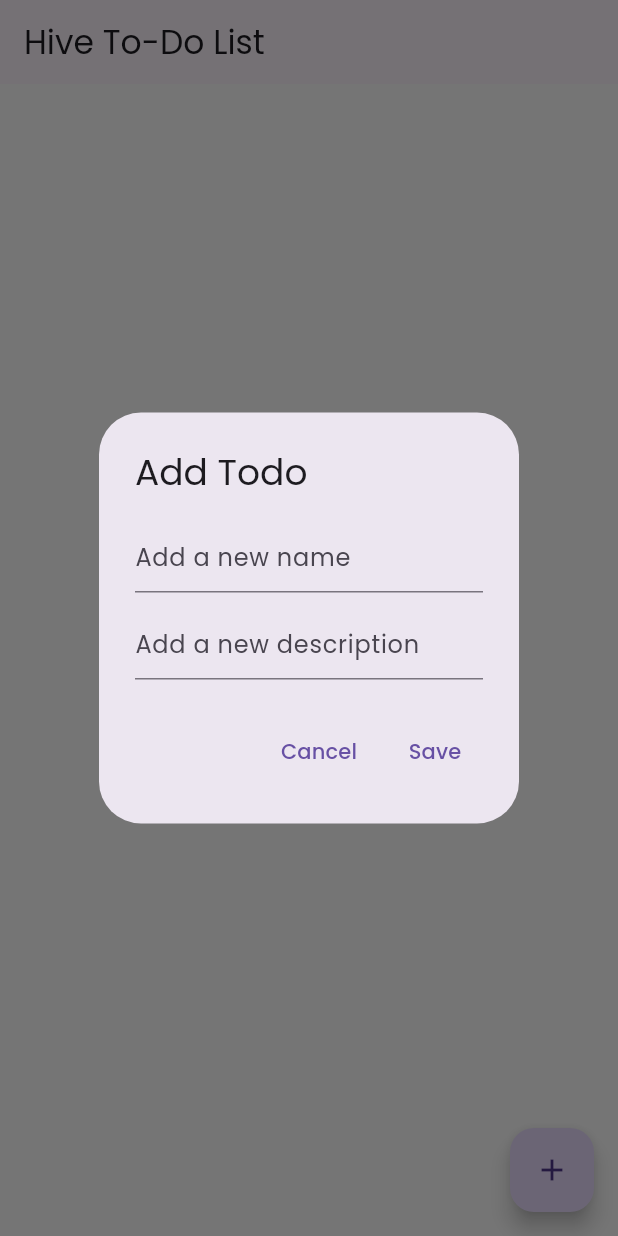
After one commit to Hisamat7/EventManagement, a Flutter app: the TodoHiveHome screen opened directly, after a tap on the "add" icon, on a phone screen of 412 x 824 dp. The commit adds this screen. Run offline on Flutter 3.47's test engine with Material 3 defaults, Android fonts, the phone set to English and light mode, and no system bars; our stand-ins replace cloud_firestore, firebase_auth, firebase_core, flutter_screenutil, google_sign_in, hive_flutter; accounts and stored records are empty; network calls fail.

Commit message:
HIVE DB DONE

```diff
--- /dev/null
+++ b/lib/TodoSample/src/views/SplashScreenTs.dart
@@ -0,0 +1,32 @@
+import 'package:firebase_auth/firebase_auth.dart';
+import 'package:firebaselearning/TodoSample/src/views/HomePageTs.dart';
+import 'package:firebaselearning/TodoSample/src/views/LoginPageTs.dart';
+import 'package:flutter/material.dart';
+
+class SplashScreenTs extends StatefulWidget {
+  const SplashScreenTs({super.key});
+
+  @override
+  State<SplashScreenTs> createState() => _SplashScreenTsState();
+}
+
+class _SplashScreenTsState extends State<SplashScreenTs> {
+  final auth =FirebaseAuth.instance;
+  @override
+  void initState() {
+    super.initState();
+    Future.delayed(Duration(seconds: 3), () {
+      if(auth.currentUser != null){
+        Navigator.pushReplacement(context, MaterialPageRoute(builder: (context) => HomePageTs()));
+      }else{
+        Navigator.pushReplacement(context, MaterialPageRoute(builder: (context) => LoginPageTs()));
+      }
+    });
+  }
+  @override
+  Widget build(BuildContext context) {
+    return Scaffold(
+      body: Center(child: Text("Splash Screen", style: TextStyle(color: Colors.yellowAccent,fontSize: 30,fontWeight: FontWeight.bold),)),
+    );
+  }
+}
--- /dev/null
+++ b/lib/hive_db/model/HiveModel.dart
@@ -0,0 +1,16 @@
+
+
+import 'package:hive_flutter/adapters.dart';
+
+part 'HiveModel.g.dart';
+@HiveType(typeId: 0)
+
+class HiveModel {
+  @HiveField(0)
+  String? title;
+
+  @HiveField(1)
+  String? description;
+
+  HiveModel({required this.title,required this.description});
+}
--- /dev/null
+++ b/lib/hive_db/services/TodoService.dart
@@ -0,0 +1,46 @@
+
+
+import 'package:firebaselearning/hive_db/model/HiveModel.dart';
+import 'package:hive_flutter/adapters.dart';
+
+class TodoService {
+
+  Box<HiveModel> ? _todo;
+
+  Future<void> openBox() async{
+    _todo = await Hive.openBox<HiveModel>('todo');
+  }
+
+  Future<void> closeBox() async{
+    await _todo!.close();
+  }
+
+  Future<void> addTodo(HiveModel todo) async{
+    if (_todo == null) {
+      await openBox();
+    }
+   await _todo!.add(todo);
+  }
+
+  Future<void> deleteTodo(int index)async{
+    if (_todo == null) {
+      await openBox();
+    }
+    await _todo!.deleteAt(index);
+  }
+
+  Future<List<HiveModel>> getAllTodo() async{
+    if (_todo == null) {
+      await openBox();
+    }
+    return _todo!.values.toList();
+  }
+
+  Future<void> updateTodo(int index,HiveModel todos)async{
+    if (_todo == null) {
+      await openBox();
+    }
+    await _todo!.putAt(index, todos);
+  }
+
+}
--- /dev/null
+++ b/lib/hive_db/views/TodoHiveHome.dart
@@ -0,0 +1,177 @@
+import 'package:firebaselearning/hive_db/model/HiveModel.dart';
+import 'package:firebaselearning/hive_db/services/TodoService.dart';
+import 'package:flutter/material.dart';
+
+class TodoHiveHome extends StatefulWidget {
+  const TodoHiveHome({super.key});
+
+  @override
+  State<TodoHiveHome> createState() => _TodoHiveHomeState();
+}
+
+class _TodoHiveHomeState extends State<TodoHiveHome> {
+  TextEditingController nameController = TextEditingController();
+  TextEditingController descriptionController = TextEditingController();
+  GlobalKey<FormState> formKey = GlobalKey<FormState>();
+  TodoService todoService = TodoService();
+  List<HiveModel> todoList = [];
+
+  // FIX 1: Updated loadData to use setState so the UI rebuilds
+  Future<void> loadData() async {
+    final todos = await todoService.getAllTodo();
+    setState(() {
+      todoList = todos;
+    });
+  }
+
+  @override
+  void initState() {
+    super.initState();
+    // This now correctly loads the data AND updates the screen
+    loadData();
+  }
+
+  @override
+  Widget build(BuildContext context) {
+    return Scaffold(
+      floatingActionButton: FloatingActionButton(child: const Icon(Icons.add),onPressed: () => addTodo(context),),
+      appBar: AppBar(
+        title: const Text('Hive To-Do List'),
+
+      ),
+      body: ListView.builder(
+        itemCount: todoList.length,
+        itemBuilder: (BuildContext context, int index) {
+          final todo = todoList[index];
+          return ListTile(
+            title: Text(todo.title ?? ""),
+            subtitle: Text(todo.description ?? ""),
+            trailing: IconButton(
+              onPressed: () async {
+                // FIX 2: After deleting, we must reload the data to update the UI
+                await todoService.deleteTodo(index);
+                loadData(); // This will get the new list and call setState
+              },
+              icon: const Icon(
+                Icons.delete,
+                color: Colors.red,
+              ),
+            ),
+          );
+        },
+      ),
+    );
+  }
+
+  Future<void> addTodo(BuildContext context) async {
+    await showDialog(
+        context: context,
+        builder: (context) => AlertDialog(
+              title: const Text("Add Todo"),
+              content: Form(
+                key: formKey,
+                child: Column(
+                  mainAxisSize: MainAxisSize.min,
+                  children: [
+                    TextFormField(
+                      controller: nameController,
+                      validator: (value) => value!.isEmpty ? "Enter name" : null,
+                      decoration: const InputDecoration(
+                        hintText: "Add a new name",
+                      ),
+                    ),
+                    const SizedBox(height: 10),
+                    TextFormField(
+                      controller: descriptionController,
+                      validator: (value) =>
+                          value!.isEmpty ? "Enter description" : null,
+                      decoration: const InputDecoration(
+                        hintText: "Add a new description",
+                      ),
+                    )
+                  ],
+                ),
+              ),
+              actions: [
+                TextButton(
+                    onPressed: () => Navigator.pop(context),
+                    child: const Text("Cancel")),
+                TextButton(
+                    onPressed: () async {
+                      if (formKey.currentState!.validate()) {
+                        final todo = HiveModel(
+                            description: descriptionController.text,
+                            title: nameController.text);
+                        await todoService.addTodo(todo);
+                        nameController.clear();
+                        descriptionController.clear();
+                        Navigator.pop(context);
+
+                        // FIX 3: After adding, we must reload the data to update the UI
+                        loadData(); // This will get the new list and call setState
+                      }
+                    },
+                    child: const Text("Save"))
+              ],
+            ));
+  }
+
+  Future<void> editTodo(int index,HiveModel todo) async{
+    nameController.text = todo.title ?? "";
+    descriptionController.text = todo.description ?? "";
+    await showDialog(context: context, builder: (context){
+      return AlertDialog(
+        content:  Column(
+          mainAxisSize: MainAxisSize.min,
+          children: [
+             TextFormField(style: TextStyle(color: Colors.white),
+                   controller: nameController,
+                    decoration: InputDecoration(
+
+                     hintStyle: TextStyle(color: Colors.white),
+                     filled: true,
+                     fillColor: const Color.fromARGB(255, 118, 117, 117),
+                      border: OutlineInputBorder(
+                        borderSide: BorderSide.none,
+                        borderRadius: BorderRadius.circular(10),
+
+                      ),
+                      hintText: "Add a new name",
+                    ),),
+                    SizedBox(
+                      height: 10,
+                    ),
+                    TextFormField(style: TextStyle(color: Colors.white),
+                   controller: descriptionController,
+                    decoration: InputDecoration(
+
+                     hintStyle: TextStyle(color: Colors.white),
+                     filled: true,
+                     fillColor: const Color.fromARGB(255, 118, 117, 117),
+                      border: OutlineInputBorder(
+                        borderSide: BorderSide.none,
+                        borderRadius: BorderRadius.circular(10),
+
+                      ),
+                      hintText: "Add a new description",
+                    ),)
+          ],),
+          actions: [
+            TextButton(onPressed: () => Navigator.pop(context), child: Text("Cancel"),),
+            TextButton(onPressed: () async{
+               todo.title = nameController.text;
+              todo.description = descriptionController.text;
+              await todoService.updateTodo(index, todo);
+              nameController.clear();
+              descriptionController.clear();
+              Navigator.pop(context);
+
+              // FIX 3: After adding, we must reload the data to update the UI
+              loadData(); // This will get the new list and call setState
+            }, child: Text("Update"))
+          ],
+      );
+    });
+  }
+
+}
--- a/lib/main.dart
+++ b/lib/main.dart
@@ -1,19 +1,20 @@
 import 'package:firebase_core/firebase_core.dart';
-import 'package:firebaselearning/ExpenseTrackerApp/views/ExpenseTrackerSplashScreen.dart';
-import 'package:firebaselearning/NotePadApp/Src/Views/LoginScreenPage.dart';
-import 'package:firebaselearning/NotePadApp/Src/Views/SplashScreenPage.dart';
-import 'package:firebaselearning/TodoApp/src/views/SplashTodo.dart';
+import 'package:firebaselearning/TodoSample/src/views/SplashScreenTs.dart';
 import 'package:firebaselearning/firebase_options.dart';
-import 'package:firebaselearning/FirebaseStudy/views/LoginScreen.dart';
-import 'package:firebaselearning/FirebaseStudy/views/SplashScreen.dart';
+import 'package:firebaselearning/hive_db/model/HiveModel.dart';
+import 'package:firebaselearning/hive_db/views/TodoHiveHome.dart';
 import 'package:flutter/material.dart';
 import 'package:flutter_screenutil/flutter_screenutil.dart';
+import 'package:hive_flutter/adapters.dart';
 
 void main() async {
   WidgetsFlutterBinding.ensureInitialized();
   await Firebase.initializeApp(
     options: DefaultFirebaseOptions.currentPlatform,
   );
+  await Hive.initFlutter();
+  Hive.registerAdapter(HiveModelAdapter());
+
   runApp(ScreenUtilInit(
     designSize: Size(384, 805),
     minTextAdapt: true,
@@ -24,7 +25,7 @@ void main() async {
             scaffoldBackgroundColor: Colors.white,
             fontFamily: 'Poppins',
           ),
-          home: SplashTodo());
+          home: TodoHiveHome());
     },
   ));
 }
--- a/pubspec.yaml
+++ b/pubspec.yaml
@@ -28,6 +28,8 @@ environment:
 # the latest version available on pub.dev. To see which dependencies have newer
 # versions available, run `flutter pub outdated`.
 dependencies:
+  hive: ^2.2.3
+  hive_flutter: ^1.1.0
   cloud_firestore: ^5.6.6
   cupertino_icons: ^1.0.8
   firebase_auth: ^5.5.2
@@ -39,7 +41,8 @@ dependencies:
   intl: ^0.20.2
 
 dev_dependencies:
-
+  build_runner: ^2.1.11
+  hive_generator: ^2.0.1
   # The "flutter_lints" package below contains a set of recommended lints to
   # encourage good coding practices. The lint set provided by the package is
   # activated in the `analysis_options.yaml` file located at the root of your
```
Also changed, not shown: lib/TodoSample/src/controllers/AuthTs.dart (added, +115 -0 lines), lib/TodoSample/src/views/HomePageTs.dart (added, +114 -0 lines), lib/TodoSample/src/views/LoginPageTs.dart (added, +49 -0 lines), lib/TodoSample/src/views/RegisterPageTs.dart (added, +46 -0 lines), lib/TodoSample/src/widgets/ButtonWidgetTs.dart (added, +22 -0 lines), lib/TodoSample/src/widgets/TextFieldTs.dart (added, +30 -0 lines), lib/hive_db/model/HiveModel.g.dart (added), pubspec.lock, 1 other file.
